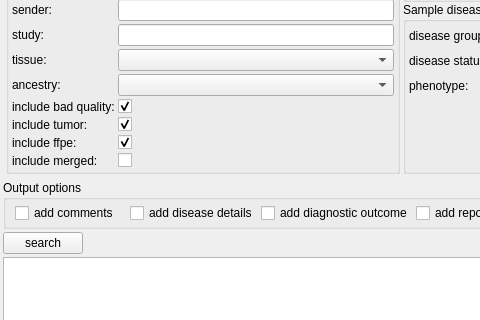
First picture: the form in src/GSvar/SampleSearchWidget.ui, repository imgag/ngs-bits, before the edit; both pictures show x 0 to 480 and y 176 to 496 of the 1200 by 800 pixel window.
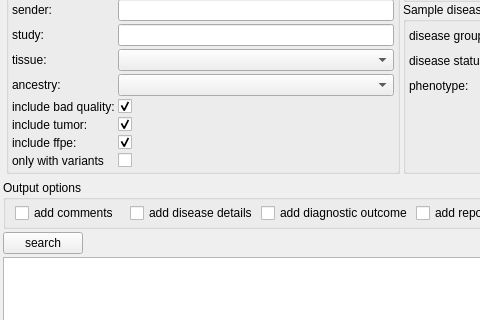
Second picture: the form after the edit. Icons and pictures are not drawn. Custom widgets are drawn as their Qt base class.

Commit message: NGSDExportSamples/GSvar: Added option to search for samples with variants in NGSD only.

Diff of the .ui file:
```diff
--- a/src/GSvar/SampleSearchWidget.ui
+++ b/src/GSvar/SampleSearchWidget.ui
@@ -220,7 +220,7 @@
         <item row="13" column="0">
          <widget class="QLabel" name="label_12">
           <property name="text">
-           <string>include merged:</string>
+           <string>only with variants</string>
           </property>
          </widget>
         </item>
```
Left out of the diff: 5 changed lines with no effect on the pictures. The commit also changes 16 other files.
